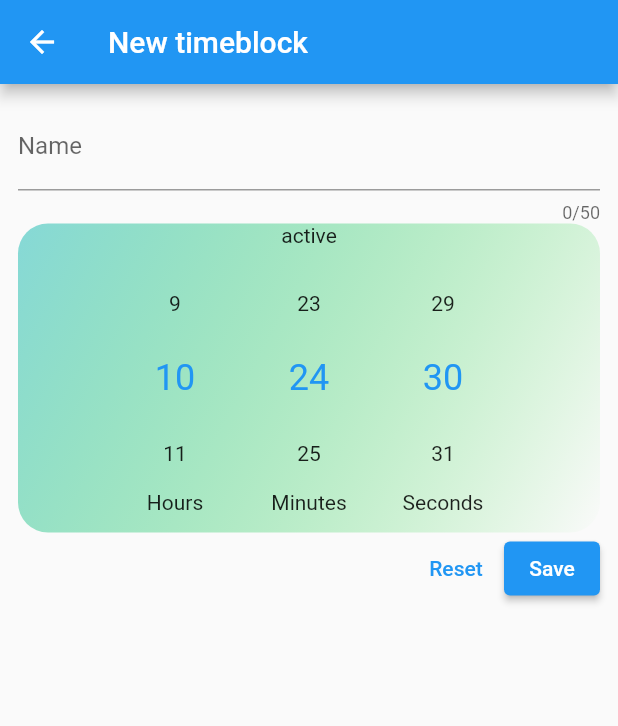
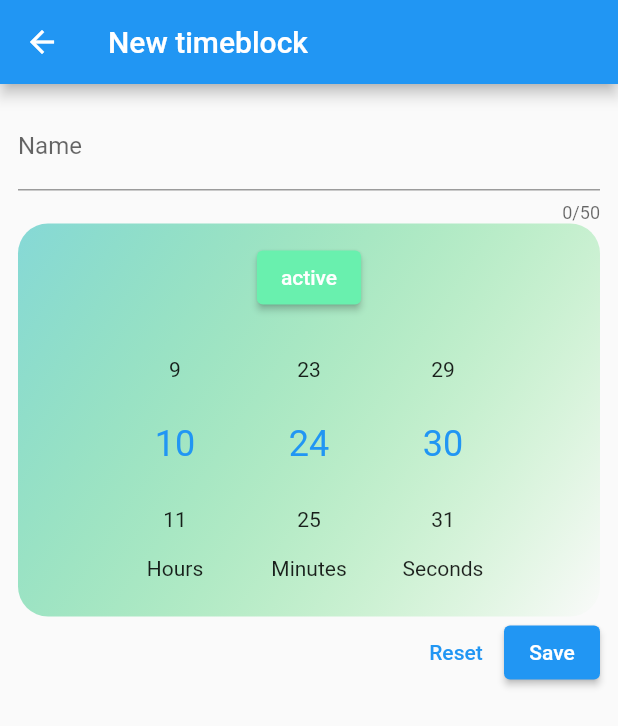
Before and after one commit to ssh0119/timeblocks, a Flutter app: the NewTimeblockScreen screen opened directly, on a phone screen of 412 x 824 dp. Shown: the top 726 px of the screen. Run offline on Flutter 3.47's test engine with Material 2 defaults, Android fonts, the phone set to English and light mode, and no system bars; drawn by our look-alikes of numberpicker; our stand-ins replace flutter_riverpod, sqflite; accounts and stored records are empty.

Commit message:
Add type with color to picker

```diff
--- a/lib/widgets/interval_input.dart
+++ b/lib/widgets/interval_input.dart
@@ -27,6 +27,16 @@ class _IntervalInputState extends State<IntervalInput> {
     super.initState();
   }
 
+  void _setIntervalType() {
+    setState(() {
+      if (_currentType == 'active') {
+        _currentType = 'inactive';
+      } else {
+        _currentType = 'active';
+      }
+    });
+  }
+
   @override
   Widget build(context) {
     var activeColors = const [
@@ -34,20 +44,39 @@ class _IntervalInputState extends State<IntervalInput> {
       Color.fromRGBO(25, 210, 28, 0.0)
     ];
 
+    var inactiveColors = const [
+      Color.fromRGBO(241, 163, 162, 0.8),
+      Color.fromRGBO(242, 84, 82, 0.8)
+    ];
+
     return Container(
+      padding: const EdgeInsets.symmetric(vertical: 12, horizontal: 0),
       decoration: BoxDecoration(
         borderRadius: const BorderRadius.all(
           Radius.circular(20),
         ),
         gradient: LinearGradient(
-          colors: activeColors,
+          colors: _currentType == 'active' ? activeColors : inactiveColors,
           begin: Alignment.topLeft,
           end: Alignment.bottomRight,
         ),
       ),
       child: Column(
         children: [
-          Text(_currentType),
+          ElevatedButton(
+              onPressed: _setIntervalType,
+              child: Text(_currentType),
+              style: ButtonStyle(
+                backgroundColor: MaterialStateProperty.resolveWith<Color?>(
+                  (Set<MaterialState> states) {
+                    if (_currentType == 'active') {
+                    return Colors.greenAccent;
+                    } else {
+                      return Colors.redAccent;
+                    }
+                  },
+                ),
+              )),
           Padding(
             padding: EdgeInsets.symmetric(vertical: 12, horizontal: 60),
             child: Row(
```
